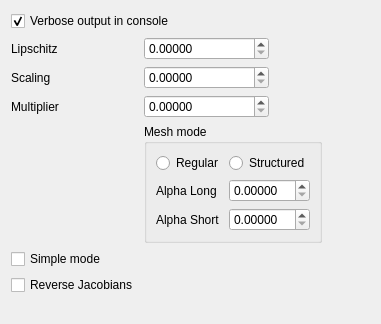
This is src/Interface/Modules/Fields/InterfaceWithCleaver2.ui in SCIInstitute/SCIRun as Qt 5 draws it before an edit. The edited form follows.
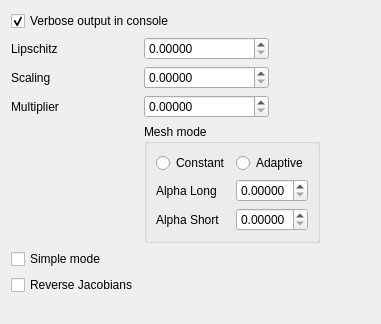
This is the edited form.

Commit message: Rename buttons

The edit to the form file:
```diff
--- a/src/Interface/Modules/Fields/InterfaceWithCleaver2.ui
+++ b/src/Interface/Modules/Fields/InterfaceWithCleaver2.ui
@@ -111,7 +111,7 @@
       <item row="0" column="0">
        <widget class="QRadioButton" name="regularMeshRadioButton_">
         <property name="text">
-         <string>Regular</string>
+         <string>Constant</string>
         </property>
        </widget>
       </item>
@@ -125,7 +125,7 @@
       <item row="0" column="1">
        <widget class="QRadioButton" name="structuredMeshRadioButton_">
         <property name="text">
-         <string>Structured</string>
+         <string>Adaptive</string>
         </property>
        </widget>
       </item>
```
